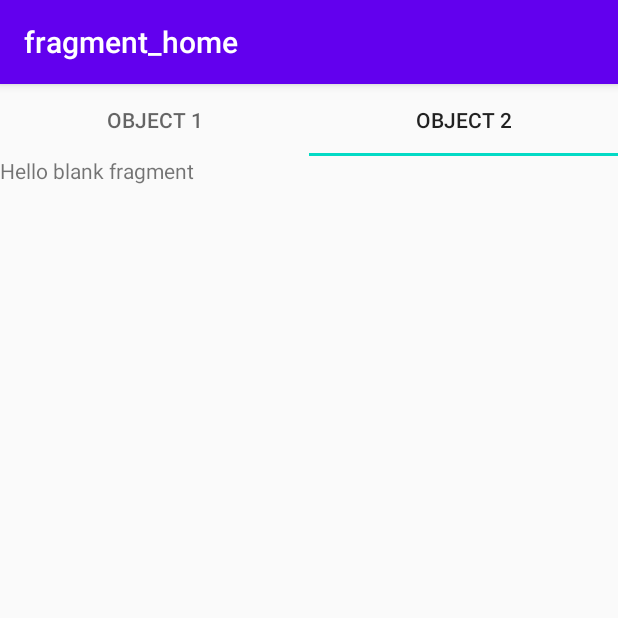
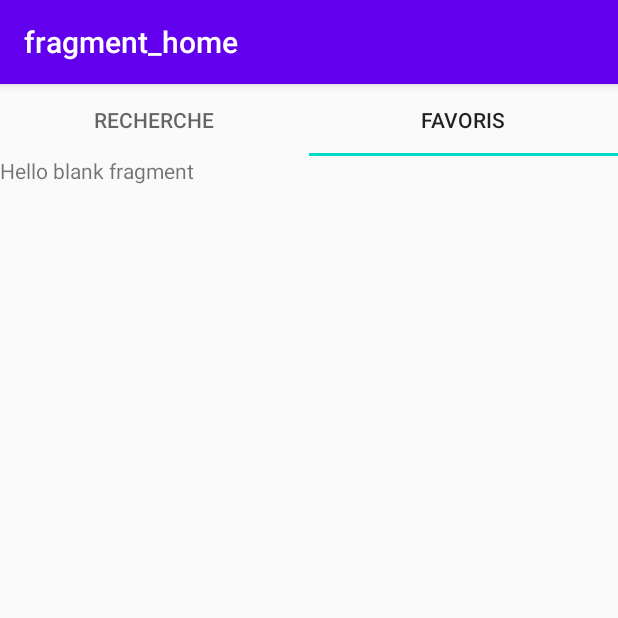
Before and after one commit to AymericLeFeyer/TAC, an Android app: the screen it shows after launch (MainActivity), tab 2 chosen, on a phone screen of 412 x 824 dp, the top half of it. Run offline under Robolectric (Android 15) with nearby library versions, the phone set to English and light mode, and no system bars; our stand-ins replace navigation-ui; pictures from the network do not load.

Commit message:
rename tabs

```diff
--- a/Listify/app/src/main/java/fr/leftac/listify/view/HomeFragment.java
+++ b/Listify/app/src/main/java/fr/leftac/listify/view/HomeFragment.java
@@ -54,7 +54,7 @@ public class HomeFragment extends Fragment {
         viewPager.setAdapter(adapter);
         tabLayout = view.findViewById(R.id.tab_layout);
         new TabLayoutMediator(tabLayout, viewPager,
-                (tab, position) -> tab.setText("OBJECT " + (position + 1))
+                (tab, position) -> tab.setText(position == 0 ? "Recherche" : "Favoris")
         ).attach();
 
 
```
